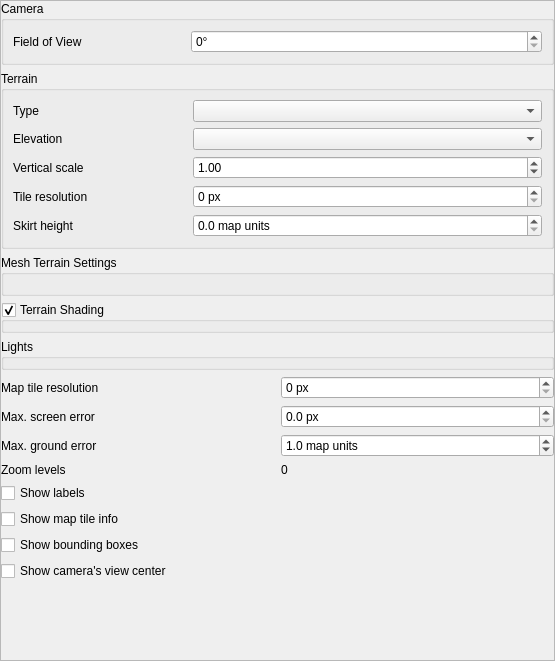
The window that src/ui/3d/map3dconfigwidget.ui (carsmie/QGIS) describes before a commit, drawn with Qt 5.
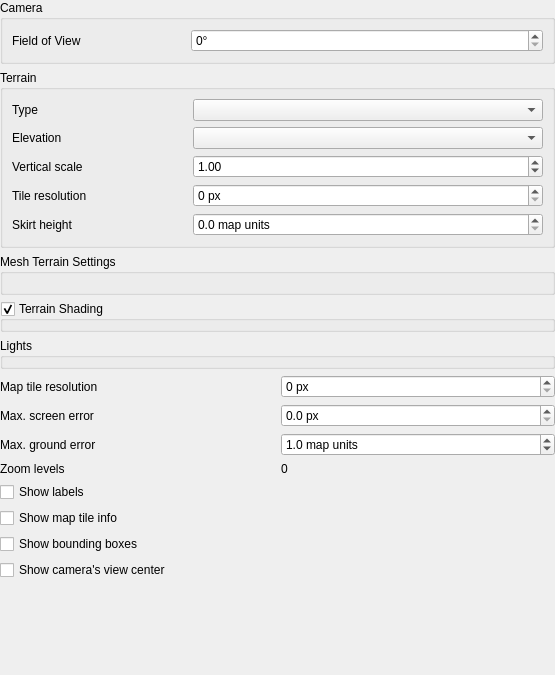
The same window after the commit. Custom widgets are drawn as their Qt base class.

Commit message: Hide unnecessary line frame around widget

The edit to the form file:
```diff
--- a/src/ui/3d/map3dconfigwidget.ui
+++ b/src/ui/3d/map3dconfigwidget.ui
@@ -7,7 +7,7 @@
     <x>0</x>
     <y>0</y>
     <width>555</width>
-    <height>661</height>
+    <height>675</height>
    </rect>
   </property>
   <property name="windowTitle">
@@ -28,6 +28,9 @@
    </property>
    <item>
     <widget class="QgsScrollArea" name="scrollArea">
+     <property name="frameShape">
+      <enum>QFrame::NoFrame</enum>
+     </property>
      <property name="widgetResizable">
       <bool>true</bool>
      </property>
@@ -36,8 +39,8 @@
        <rect>
         <x>0</x>
         <y>0</y>
-        <width>539</width>
-        <height>696</height>
+        <width>555</width>
+        <height>675</height>
        </rect>
       </property>
       <layout class="QGridLayout" name="gridLayout_4">
```
The commit also changes 2 other files.
